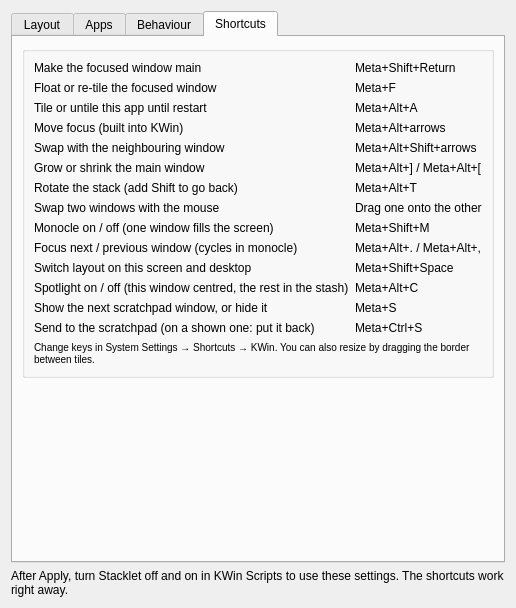
aic0d3r/stacklet, file package/contents/ui/config.ui: the form before one commit.
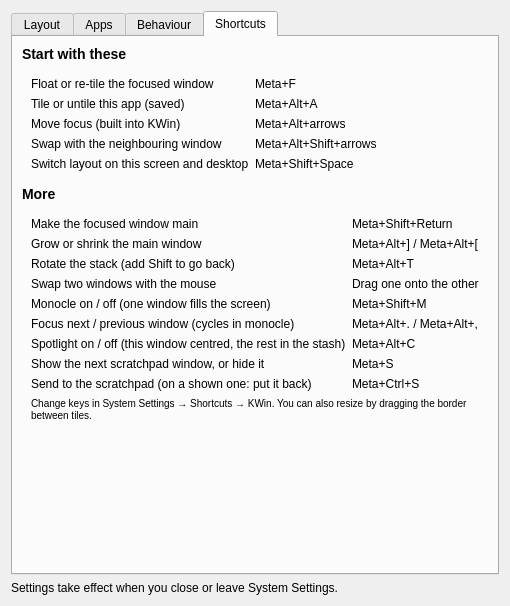
The form after the commit. The open tabs and pages were chosen to show the change. Icons and pictures are not drawn.

Commit message:
Settings apply without restarting Stacklet; beginner help; Meta+F tiles floating apps
- Leaving or closing System Settings makes KWin re-read its config; Stacklet restarts
  only if one of its settings changed (tests/reload/run.sh)
- One-time first-start note on what gets tiled
- Shortcuts tab opens with the five keys to learn first; plain-word size hints;
  "Not tiling?" hint on the Apps tab
- Meta+F tiles a window Stacklet leaves floating (it silently did nothing before)

```diff
--- a/package/contents/ui/config.ui
+++ b/package/contents/ui/config.ui
@@ -125,7 +125,7 @@
          <widget class="QLabel" name="styleHint">
           <property name="wordWrap"><bool>true</bool></property>
           <property name="textFormat"><enum>Qt::RichText</enum></property>
-          <property name="text"><string>&lt;small&gt;Starting layout; desktops listed here use their own. Meta+Shift+Space switches the layout on the current screen and desktop. The choice is usually kept after a restart (it is saved through Plasma&apos;s shell), until you change the layout this page gives that desktop.&lt;/small&gt;</string></property>
+          <property name="text"><string>&lt;small&gt;Starting layout. To give a virtual desktop its own, write its number, = and a layout name (master, spiral, monocle or centered), separated by commas. Meta+Shift+Space switches the layout on the current screen and desktop. The choice is usually kept after a restart (it is saved through Plasma&apos;s shell), until you change the layout this page gives that desktop.&lt;/small&gt;</string></property>
          </widget>
         </item>
        </layout>
@@ -165,7 +165,7 @@
       </item>
       <item row="1" column="1">
        <widget class="QDoubleSpinBox" name="kcfg_masterRatio">
-        <property name="toolTip"><string>Share of the screen for the main window (0.15 to 0.85). On a portrait screen this is its height.</string></property>
+        <property name="toolTip"><string>How much of the screen width the main window gets: 0.55 = 55%, from 0.15 to 0.85. On a portrait screen this is its height.</string></property>
         <property name="minimum"><double>0.15</double></property>
         <property name="maximum"><double>0.85</double></property>
         <property name="singleStep"><double>0.05</double></property>
@@ -210,7 +210,7 @@
       </item>
       <item row="5" column="1">
        <widget class="QDoubleSpinBox" name="kcfg_centerRatio">
-        <property name="toolTip"><string>Centered layout: share of the screen for the main window (0.15 to 0.85); on a portrait screen, its height. Not used while the stash is on: then the main window takes what the stash columns leave.</string></property>
+        <property name="toolTip"><string>Centered layout: how much of the screen width the main window gets, 0.5 = 50% (from 0.15 to 0.85); on a portrait screen, its height. Not used while the stash is on: then the main window takes what the stash columns leave.</string></property>
         <property name="minimum"><double>0.15</double></property>
         <property name="maximum"><double>0.85</double></property>
         <property name="singleStep"><double>0.05</double></property>
@@ -230,7 +230,7 @@
       </item>
       <item row="7" column="1">
        <widget class="QDoubleSpinBox" name="kcfg_stashWidth">
-        <property name="toolTip"><string>Share of the screen for each side column (0.05 to 0.3).</string></property>
+        <property name="toolTip"><string>How much of the screen width each side column gets: 0.15 = 15%, from 0.05 to 0.3.</string></property>
         <property name="minimum"><double>0.05</double></property>
         <property name="maximum"><double>0.30</double></property>
         <property name="singleStep"><double>0.05</double></property>
@@ -304,7 +304,7 @@
        <widget class="QLabel" name="classesHint">
         <property name="wordWrap"><bool>true</bool></property>
         <property name="textFormat"><enum>Qt::RichText</enum></property>
-        <property name="text"><string>&lt;small&gt;Window classes, separated by commas. Press Meta+Alt+A on a window to add or remove its app.&lt;/small&gt;</string></property>
+        <property name="text"><string>&lt;small&gt;Window classes, separated by commas. Press Meta+Alt+A on a window to add or remove its app.&lt;br&gt;&lt;br&gt;Not tiling? Dialogs, fixed-size windows, and windows that are minimized, fullscreen or on all desktops are left alone, and so are screens and desktops where tiling is turned off (Behaviour tab).&lt;/small&gt;</string></property>
        </widget>
       </item>
      </layout>
@@ -374,7 +374,7 @@
       </item>
       <item row="0" column="1">
        <widget class="QDoubleSpinBox" name="kcfg_scratchWidth">
-        <property name="toolTip"><string>Share of the screen width (0.2 to 1).</string></property>
+        <property name="toolTip"><string>How much of the screen width it gets: 0.6 = 60%, from 0.2 to 1 (full width).</string></property>
         <property name="minimum"><double>0.20</double></property>
         <property name="maximum"><double>1.00</double></property>
         <property name="singleStep"><double>0.05</double></property>
@@ -388,7 +388,7 @@
       </item>
       <item row="1" column="1">
        <widget class="QDoubleSpinBox" name="kcfg_scratchHeight">
-        <property name="toolTip"><string>Share of the screen height (0.2 to 1).</string></property>
+        <property name="toolTip"><string>How much of the screen height it gets: 0.6 = 60%, from 0.2 to 1 (full height).</string></property>
         <property name="minimum"><double>0.20</double></property>
         <property name="maximum"><double>1.00</double></property>
         <property name="singleStep"><double>0.05</double></property>
@@ -456,39 +456,59 @@
       <attribute name="title"><string>Shortcuts</string></attribute>
       <layout class="QVBoxLayout" name="tabShortcutsBox">
    <item>
-    <widget class="QGroupBox" name="keysGroup">
-     <property name="flat"><bool>true</bool></property>
+    <widget class="QLabel" name="keysEssentialHeading">
+     <property name="textFormat"><enum>Qt::RichText</enum></property>
+     <property name="text"><string>&lt;b&gt;&lt;span style=&quot;font-size:large&quot;&gt;Start with these&lt;/span&gt;&lt;/b&gt;</string></property>
+     <property name="accessibleName"><string>Start with these</string></property>
+    </widget>
+   </item>
+   <item>
+    <widget class="QWidget" name="keysEssentialGroup">
+     <layout class="QFormLayout" name="keysEssentialForm">
+      <property name="labelAlignment"><set>Qt::AlignLeading|Qt::AlignLeft|Qt::AlignVCenter</set></property>
+      <item row="0" column="0"><widget class="QLabel"><property name="text"><string>Float or re-tile the focused window</string></property></widget></item>
+      <item row="0" column="1"><widget class="QLabel"><property name="text"><string>Meta+F</string></property></widget></item>
+      <item row="1" column="0"><widget class="QLabel"><property name="text"><string>Tile or untile this app (saved)</string></property></widget></item>
+      <item row="1" column="1"><widget class="QLabel"><property name="text"><string>Meta+Alt+A</string></property></widget></item>
+      <item row="2" column="0"><widget class="QLabel"><property name="text"><string>Move focus (built into KWin)</string></property></widget></item>
+      <item row="2" column="1"><widget class="QLabel"><property name="text"><string>Meta+Alt+arrows</string></property></widget></item>
+      <item row="3" column="0"><widget class="QLabel"><property name="text"><string>Swap with the neighbouring window</string></property></widget></item>
+      <item row="3" column="1"><widget class="QLabel"><property name="text"><string>Meta+Alt+Shift+arrows</string></property></widget></item>
+      <item row="4" column="0"><widget class="QLabel"><property name="text"><string>Switch layout on this screen and desktop</string></property></widget></item>
+      <item row="4" column="1"><widget class="QLabel"><property name="text"><string>Meta+Shift+Space</string></property></widget></item>
+     </layout>
+    </widget>
+   </item>
+   <item>
+    <widget class="QLabel" name="keysMoreHeading">
+     <property name="textFormat"><enum>Qt::RichText</enum></property>
+     <property name="text"><string>&lt;b&gt;&lt;span style=&quot;font-size:large&quot;&gt;More&lt;/span&gt;&lt;/b&gt;</string></property>
+     <property name="accessibleName"><string>More</string></property>
+    </widget>
+   </item>
+   <item>
+    <widget class="QWidget" name="keysGroup">
      <layout class="QFormLayout" name="keysForm">
       <property name="labelAlignment"><set>Qt::AlignLeading|Qt::AlignLeft|Qt::AlignVCenter</set></property>
       <item row="0" column="0"><widget class="QLabel"><property name="text"><string>Make the focused window main</string></property></widget></item>
       <item row="0" column="1"><widget class="QLabel"><property name="text"><string>Meta+Shift+Return</string></property></widget></item>
-      <item row="1" column="0"><widget class="QLabel"><property name="text"><string>Float or re-tile the focused window</string></property></widget></item>
-      <item row="1" column="1"><widget class="QLabel"><property name="text"><string>Meta+F</string></property></widget></item>
-      <item row="2" column="0"><widget class="QLabel"><property name="text"><string>Tile or untile this app until restart</string></property></widget></item>
-      <item row="2" column="1"><widget class="QLabel"><property name="text"><string>Meta+Alt+A</string></property></widget></item>
-      <item row="3" column="0"><widget class="QLabel"><property name="text"><string>Move focus (built into KWin)</string></property></widget></item>
-      <item row="3" column="1"><widget class="QLabel"><property name="text"><string>Meta+Alt+arrows</string></property></widget></item>
-      <item row="4" column="0"><widget class="QLabel"><property name="text"><string>Swap with the neighbouring window</string></property></widget></item>
-      <item row="4" column="1"><widget class="QLabel"><property name="text"><string>Meta+Alt+Shift+arrows</string></property></widget></item>
-      <item row="5" column="0"><widget class="QLabel"><property name="text"><string>Grow or shrink the main window</string></property></widget></item>
-      <item row="5" column="1"><widget class="QLabel"><property name="text"><string>Meta+Alt+] / Meta+Alt+[</string></property></widget></item>
-      <item row="6" column="0"><widget class="QLabel"><property name="text"><string>Rotate the stack (add Shift to go back)</string></property></widget></item>
-      <item row="6" column="1"><widget class="QLabel"><property name="text"><string>Meta+Alt+T</string></property></widget></item>
-      <item row="7" column="0"><widget class="QLabel"><property name="text"><string>Swap two windows with the mouse</string></property></widget></item>
-      <item row="7" column="1"><widget class="QLabel"><property name="text"><string>Drag one onto the other</string></property></widget></item>
-      <item row="8" column="0"><widget class="QLabel"><property name="text"><string>Monocle on / off (one window fills the screen)</string></property></widget></item>
-      <item row="8" column="1"><widget class="QLabel"><property name="text"><string>Meta+Shift+M</string></property></widget></item>
-      <item row="9" column="0"><widget class="QLabel"><property name="text"><string>Focus next / previous window (cycles in monocle)</string></property></widget></item>
-      <item row="9" column="1"><widget class="QLabel"><property name="text"><string>Meta+Alt+. / Meta+Alt+,</string></property></widget></item>
-      <item row="10" column="0"><widget class="QLabel"><property name="text"><string>Switch layout on this screen and desktop</string></property></widget></item>
-      <item row="10" column="1"><widget class="QLabel"><property name="text"><string>Meta+Shift+Space</string></property></widget></item>
-      <item row="11" column="0"><widget class="QLabel"><property name="text"><string>Spotlight on / off (this window centred, the rest in the stash)</string></property></widget></item>
-      <item row="11" column="1"><widget class="QLabel"><property name="text"><string>Meta+Alt+C</string></property></widget></item>
-      <item row="12" column="0"><widget class="QLabel"><property name="text"><string>Show the next scratchpad window, or hide it</string></property></widget></item>
-      <item row="12" column="1"><widget class="QLabel"><property name="text"><string>Meta+S</string></property></widget></item>
-      <item row="13" column="0"><widget class="QLabel"><property name="text"><string>Send to the scratchpad (on a shown one: put it back)</string></property></widget></item>
-      <item row="13" column="1"><widget class="QLabel"><property name="text"><string>Meta+Ctrl+S</string></property></widget></item>
-      <item row="14" column="0" colspan="2">
+      <item row="1" column="0"><widget class="QLabel"><property name="text"><string>Grow or shrink the main window</string></property></widget></item>
+      <item row="1" column="1"><widget class="QLabel"><property name="text"><string>Meta+Alt+] / Meta+Alt+[</string></property></widget></item>
+      <item row="2" column="0"><widget class="QLabel"><property name="text"><string>Rotate the stack (add Shift to go back)</string></property></widget></item>
+      <item row="2" column="1"><widget class="QLabel"><property name="text"><string>Meta+Alt+T</string></property></widget></item>
+      <item row="3" column="0"><widget class="QLabel"><property name="text"><string>Swap two windows with the mouse</string></property></widget></item>
+      <item row="3" column="1"><widget class="QLabel"><property name="text"><string>Drag one onto the other</string></property></widget></item>
+      <item row="4" column="0"><widget class="QLabel"><property name="text"><string>Monocle on / off (one window fills the screen)</string></property></widget></item>
+      <item row="4" column="1"><widget class="QLabel"><property name="text"><string>Meta+Shift+M</string></property></widget></item>
+      <item row="5" column="0"><widget class="QLabel"><property name="text"><string>Focus next / previous window (cycles in monocle)</string></property></widget></item>
+      <item row="5" column="1"><widget class="QLabel"><property name="text"><string>Meta+Alt+. / Meta+Alt+,</string></property></widget></item>
+      <item row="6" column="0"><widget class="QLabel"><property name="text"><string>Spotlight on / off (this window centred, the rest in the stash)</string></property></widget></item>
+      <item row="6" column="1"><widget class="QLabel"><property name="text"><string>Meta+Alt+C</string></property></widget></item>
+      <item row="7" column="0"><widget class="QLabel"><property name="text"><string>Show the next scratchpad window, or hide it</string></property></widget></item>
+      <item row="7" column="1"><widget class="QLabel"><property name="text"><string>Meta+S</string></property></widget></item>
+      <item row="8" column="0"><widget class="QLabel"><property name="text"><string>Send to the scratchpad (on a shown one: put it back)</string></property></widget></item>
+      <item row="8" column="1"><widget class="QLabel"><property name="text"><string>Meta+Ctrl+S</string></property></widget></item>
+      <item row="9" column="0" colspan="2">
        <widget class="QLabel" name="keysHint">
         <property name="wordWrap"><bool>true</bool></property>
         <property name="textFormat"><enum>Qt::RichText</enum></property>
@@ -508,7 +528,7 @@
    <item>
     <widget class="QLabel" name="applyNote">
      <property name="wordWrap"><bool>true</bool></property>
-     <property name="text"><string>After Apply, turn Stacklet off and on in KWin Scripts to use these settings. The shortcuts work right away.</string></property>
+     <property name="text"><string>Settings take effect when you close or leave System Settings.</string></property>
     </widget>
    </item>
 
```
The commit also changes 4 other files.
